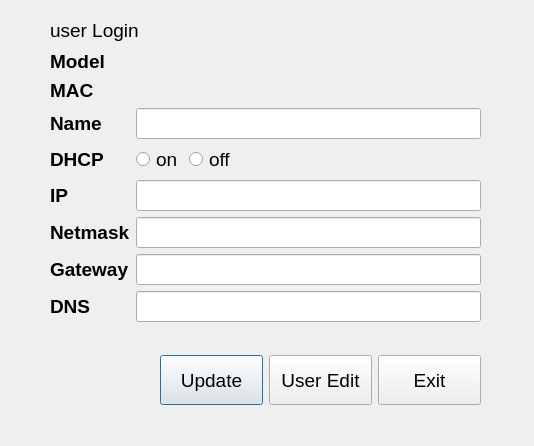
This is dialogdevice.ui in mychuang/IP_CAM as Qt 5 draws it before an edit. The edited form follows.
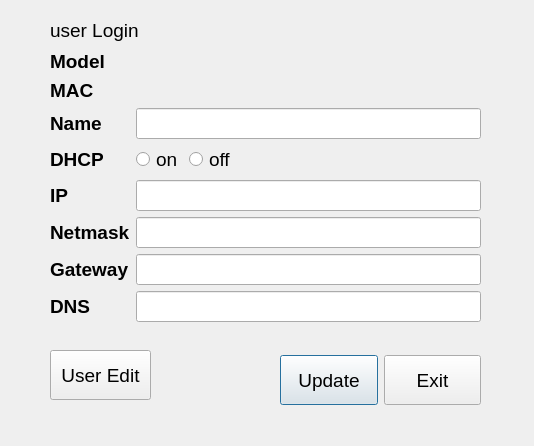
This is the edited form.

Commit message: fix the userEdit dialog

Diff of the .ui file:
```diff
--- a/dialogdevice.ui
+++ b/dialogdevice.ui
@@ -13,6 +13,9 @@
   <property name="windowTitle">
    <string>Dialog</string>
   </property>
+  <property name="styleSheet">
+   <string notr="true">QPushButton:hover { color:  blue}</string>
+  </property>
   <widget class="QWidget" name="formLayoutWidget">
    <property name="geometry">
     <rect>
@@ -268,9 +271,9 @@
   <widget class="QWidget" name="horizontalLayoutWidget_2">
    <property name="geometry">
     <rect>
-     <x>160</x>
+     <x>280</x>
      <y>340</y>
-     <width>321</width>
+     <width>201</width>
      <height>80</height>
     </rect>
    </property>
@@ -293,24 +296,6 @@
       </property>
      </widget>
     </item>
-    <item>
-     <widget class="QPushButton" name="btnEdit">
-      <property name="minimumSize">
-       <size>
-        <width>30</width>
-        <height>50</height>
-       </size>
-      </property>
-      <property name="font">
-       <font>
-        <pointsize>14</pointsize>
-       </font>
-      </property>
-      <property name="text">
-       <string>User Edit</string>
-      </property>
-     </widget>
-    </item>
     <item>
      <widget class="QPushButton" name="btnExit">
       <property name="minimumSize">
@@ -331,6 +316,30 @@
     </item>
    </layout>
   </widget>
+  <widget class="QPushButton" name="btnEdit">
+   <property name="geometry">
+    <rect>
+     <x>50</x>
+     <y>350</y>
+     <width>101</width>
+     <height>50</height>
+    </rect>
+   </property>
+   <property name="minimumSize">
+    <size>
+     <width>30</width>
+     <height>50</height>
+    </size>
+   </property>
+   <property name="font">
+    <font>
+     <pointsize>14</pointsize>
+    </font>
+   </property>
+   <property name="text">
+    <string>User Edit</string>
+   </property>
+  </widget>
  </widget>
  <resources/>
  <connections/>
```
The commit also changes 6 other files.
